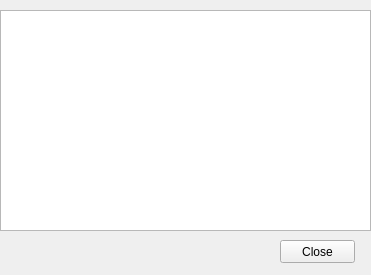
FakeEmperor/Cryptonite, file Cryptonite/logui.ui: the form before one commit.
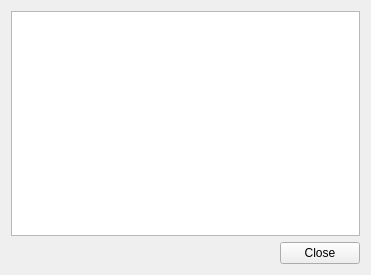
The form after the commit.

The edit to the form file:
```diff
--- a/Cryptonite/logui.ui
+++ b/Cryptonite/logui.ui
@@ -13,32 +13,43 @@
   <property name="windowTitle">
    <string>Log</string>
   </property>
-  <widget class="QPushButton" name="closeBtn">
-   <property name="geometry">
-    <rect>
-     <x>280</x>
-     <y>240</y>
-     <width>75</width>
-     <height>23</height>
-    </rect>
-   </property>
-   <property name="text">
-    <string>Close</string>
-   </property>
-  </widget>
-  <widget class="QListWidget" name="listLog">
-   <property name="geometry">
-    <rect>
-     <x>0</x>
-     <y>10</y>
-     <width>371</width>
-     <height>221</height>
-    </rect>
-   </property>
-   <property name="viewMode">
-    <enum>QListView::IconMode</enum>
-   </property>
-  </widget>
+  <layout class="QGridLayout" name="gridLayout_2">
+   <item row="0" column="0">
+    <layout class="QGridLayout" name="gridLayout">
+     <item row="0" column="0">
+      <widget class="QListWidget" name="listLog">
+       <property name="viewMode">
+        <enum>QListView::IconMode</enum>
+       </property>
+      </widget>
+     </item>
+     <item row="1" column="0">
+      <layout class="QHBoxLayout" name="horizontalLayout">
+       <item>
+        <spacer name="horizontalSpacer">
+         <property name="orientation">
+          <enum>Qt::Horizontal</enum>
+         </property>
+         <property name="sizeHint" stdset="0">
+          <size>
+           <width>40</width>
+           <height>20</height>
+          </size>
+         </property>
+        </spacer>
+       </item>
+       <item>
+        <widget class="QPushButton" name="closeBtn">
+         <property name="text">
+          <string>Close</string>
+         </property>
+        </widget>
+       </item>
+      </layout>
+     </item>
+    </layout>
+   </item>
+  </layout>
  </widget>
  <resources/>
  <connections/>
```
Left out of the diff: 6 changed lines with no effect on the pictures.
